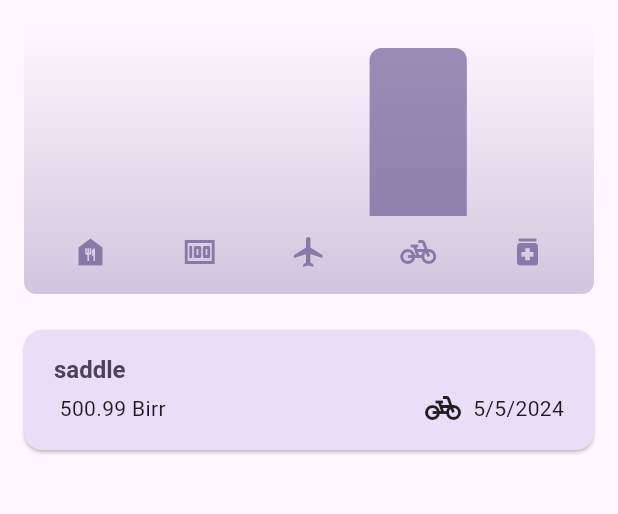
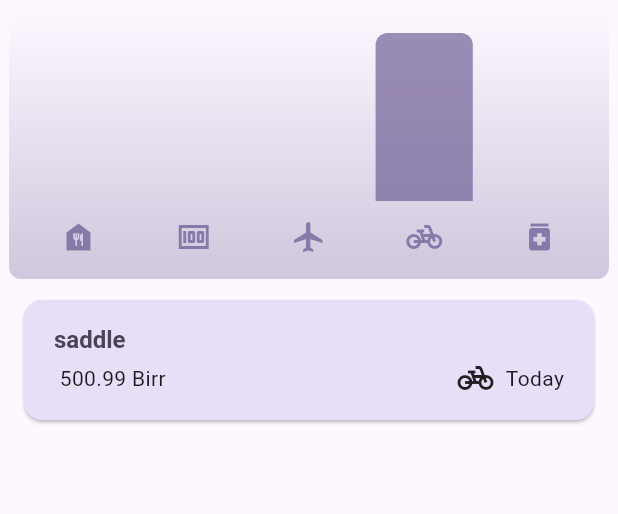
Before and after one commit to AnexDev1/mela_tracker, a Flutter app: the screen it shows after launch, on a phone screen of 412 x 824 dp, the part 84-598 px from its top. Run offline on Flutter 3.47's test engine with Material 3 defaults, Android fonts, the phone set to English and light mode, and no system bars.

Commit message:
fixed some UX and added new features

```diff
--- a/lib/main.dart
+++ b/lib/main.dart
@@ -62,7 +62,7 @@ void main() {
             ),
       ),
       debugShowCheckedModeBanner: false,
-      themeMode: ThemeMode.light,
+      // themeMode: ThemeMode.light,
       home: const Expenses(),
     ),
   );
--- a/lib/models/expense.dart
+++ b/lib/models/expense.dart
@@ -30,7 +30,16 @@ class Expense {
   final Category category;
 
   String get formattedDate {
-    return formatter.format(date);
+    final today = DateTime.now();
+    final yesterday = today.subtract(const Duration(days: 1));
+
+    if (date.day == today.day) {
+      return "Today";
+    } else if (date.day == yesterday.day) {
+      return "Yesterday";
+    } else {
+      return formatter.format(date); // Use default formatting for other dates
+    }
   }
 }
 
--- a/lib/widgets/chart/chart.dart
+++ b/lib/widgets/chart/chart.dart
@@ -35,7 +35,7 @@ class Chart extends StatelessWidget {
     final isDarkMode =
         MediaQuery.of(context).platformBrightness == Brightness.dark;
     return Container(
-      margin: const EdgeInsets.all(16),
+      margin: const EdgeInsets.all(6),
       padding: const EdgeInsets.symmetric(
         vertical: 16,
         horizontal: 8,
--- a/lib/widgets/chart/chart_bar.dart
+++ b/lib/widgets/chart/chart_bar.dart
@@ -14,7 +14,7 @@ class ChartBar extends StatelessWidget {
         MediaQuery.of(context).platformBrightness == Brightness.dark;
     return Expanded(
       child: Padding(
-        padding: const EdgeInsets.symmetric(horizontal: 4),
+        padding: const EdgeInsets.symmetric(horizontal: 6),
         child: FractionallySizedBox(
           heightFactor: fill,
           child: DecoratedBox(
```
